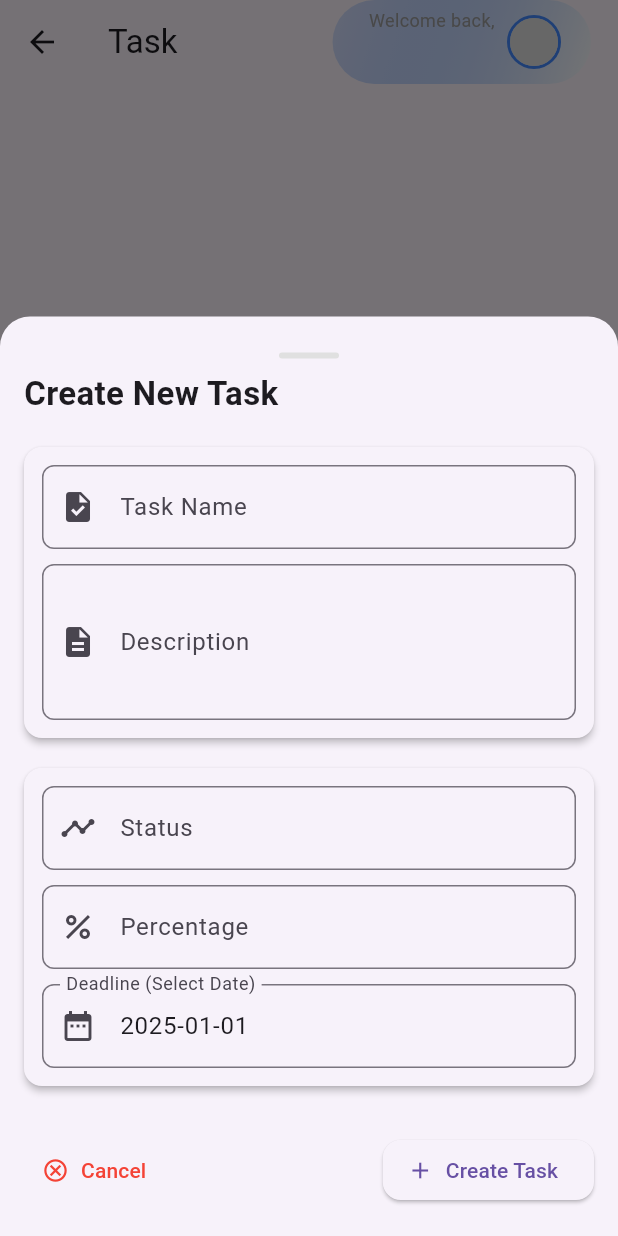
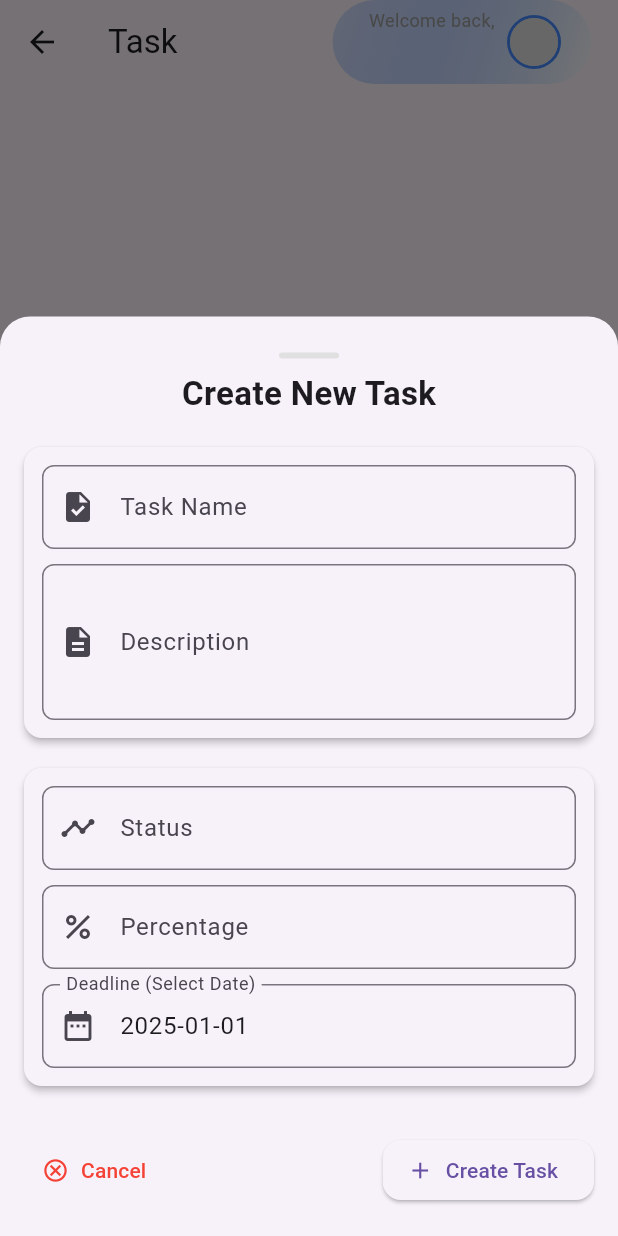
Before and after one commit to Ayoobkibrahim/cloudocz_technical_test_app, a Flutter app: the Homescreen screen opened by its route, after a tap on the "add" icon, on a phone screen of 412 x 824 dp. Run offline on Flutter 3.47's test engine with Material 3 defaults, Android fonts, the light colour scheme and no system bars; our stand-ins replace freezed_annotation, shared_preferences; accounts and stored records are empty; network calls fail.

Commit message:
Ui changes

```diff
--- a/lib/features/authentication/service/auth_service.dart
+++ b/lib/features/authentication/service/auth_service.dart
@@ -12,7 +12,7 @@ class AuthService {
         Uri.parse(baseUrl),
         headers: {
           "Accept": "application/json",
-          "Content-Type": "application/json", // Ensure this is added
+          "Content-Type": "application/json",
         },
         body: jsonEncode({
           "email": username,
--- a/lib/features/home/view/screens/homeScreen.dart
+++ b/lib/features/home/view/screens/homeScreen.dart
@@ -49,7 +49,7 @@ class _HomescreenState extends State<Homescreen> {
   final homescreenViewModel =
       Provider.of<HomescreenViewModel>(context, listen: false);
 
-  final _formKey = GlobalKey<FormState>();
+  final formKey = GlobalKey<FormState>();
 
   showModalBottomSheet(
     context: context,
@@ -66,12 +66,12 @@ class _HomescreenState extends State<Homescreen> {
           bottom: MediaQuery.of(context).viewInsets.bottom + 20,
         ),
         child: Form(
-          key: _formKey,
+          key: formKey,
           child: Stack(
             children: [
               Column(
                 mainAxisSize: MainAxisSize.min,
-                crossAxisAlignment: CrossAxisAlignment.start,
+                crossAxisAlignment: CrossAxisAlignment.center,
                 children: [
                   Center(
                     child: Container(
@@ -92,7 +92,6 @@ class _HomescreenState extends State<Homescreen> {
                     ),
                   ),
                   const SizedBox(height: 20),
-                  // Task Details Card
                   Card(
                     elevation: 2,
                     margin: EdgeInsets.zero,
@@ -145,7 +144,6 @@ class _HomescreenState extends State<Homescreen> {
                     ),
                   ),
                   const SizedBox(height: 20),
-                  // Task Progress & Deadline Card
                   Card(
                     elevation: 2,
                     margin: EdgeInsets.zero,
@@ -240,7 +238,7 @@ class _HomescreenState extends State<Homescreen> {
                       ),
                     ),
                   ),
-                  const SizedBox(height: 80), // Space for buttons
+                  const SizedBox(height: 80),
                 ],
               ),
               Positioned(
@@ -264,7 +262,7 @@ class _HomescreenState extends State<Homescreen> {
                     ),
                     ElevatedButton.icon(
                       onPressed: () {
-                        if (_formKey.currentState!.validate()) {
+                        if (formKey.currentState!.validate()) {
                           homescreenViewModel.createTask(context);
                           Navigator.of(context).pop();
                         }
--- a/lib/features/home/view/widgets/home_app_bar_action.dart
+++ b/lib/features/home/view/widgets/home_app_bar_action.dart
@@ -49,7 +49,7 @@ class _HomeAppBarActionState extends State<HomeAppBarAction> {
             if (snapshot.connectionState == ConnectionState.waiting) {
               return Row(
                 children: [
-                  CircularProgressIndicator(
+                  const CircularProgressIndicator(
                     strokeWidth: 2,
                     color: Colors.blueAccent,
                   ),
@@ -91,21 +91,12 @@ class _HomeAppBarActionState extends State<HomeAppBarAction> {
                     begin: Alignment.topLeft,
                     end: Alignment.bottomRight,
                   ),
-                  // boxShadow: [
-                  //   BoxShadow(
-                  //     color: Colors.grey.withOpacity(0.3),
-                  //     blurRadius: 10,
-                  //     spreadRadius: 2,
-                  //     offset: const Offset(0, 4),
-                  //   ),
-                  // ],
                 ),
                 child: Padding(
-                  padding: EdgeInsets.symmetric(horizontal: 10),
+                  padding: const EdgeInsets.symmetric(horizontal: 10),
                   child: Row(
                     children: [
                       (scrWidth * 0.01).width,
-                      // Greeting and Name
                       Column(
                         crossAxisAlignment: CrossAxisAlignment.start,
                         children: [
@@ -129,7 +120,7 @@ class _HomeAppBarActionState extends State<HomeAppBarAction> {
                       ),
                       SizedBox(width: scrWidth * 0.02),
 
-                      // Avatar with Border
+
                       Container(
                         decoration: BoxDecoration(
                           shape: BoxShape.circle,
--- a/lib/features/home/view/widgets/task_data_state.dart
+++ b/lib/features/home/view/widgets/task_data_state.dart
@@ -85,11 +85,9 @@ class TaskDataState extends StatelessWidget {
                   child: Column(
                     crossAxisAlignment: CrossAxisAlignment.start,
                     children: [
-                      // Task Header Row (Name and Status)
                       Row(
                         mainAxisAlignment: MainAxisAlignment.spaceBetween,
                         children: [
-                          // Task Name
                           Expanded(
                             child: Text(
                               task.name,
@@ -126,7 +124,6 @@ class TaskDataState extends StatelessWidget {
                       ),
                       const SizedBox(height: 8),
 
-                      // Task Description
                       Text(
                         task.description,
                         style: TextStyle(
@@ -138,11 +135,9 @@ class TaskDataState extends StatelessWidget {
                       ),
                       const SizedBox(height: 12),
 
-                      // Footer Row (Percentage)
                       Row(
                         mainAxisAlignment: MainAxisAlignment.spaceBetween,
                         children: [
-                          // Task ID or Additional Info
                           Text(
                             "Task ID: ${task.id}",
                             style: TextStyle(
@@ -151,7 +146,6 @@ class TaskDataState extends StatelessWidget {
                               fontStyle: FontStyle.italic,
                             ),
                           ),
-                          // Task Percentage
                           Row(
                             children: [
                               Text(
```
Also changed, not shown: lib/features/authentication/view_model/login_view_model.dart (+3 -8 lines), lib/features/home/services/homescreen_service.dart (+4 -4 lines), lib/features/home/view/widgets/taskPage.dart (+3 -6 lines), lib/features/home/view_model/homescreen_view_model.dart (+5 -3 lines), lib/features/profile/view/widgets/logout_button_widget.dart (+9 -11 lines).
